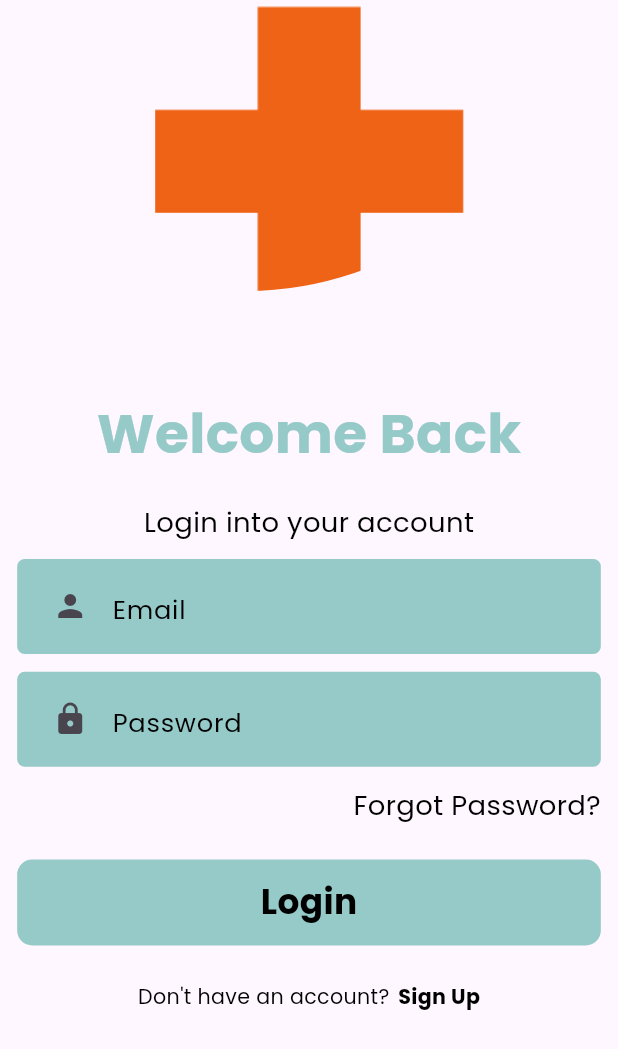
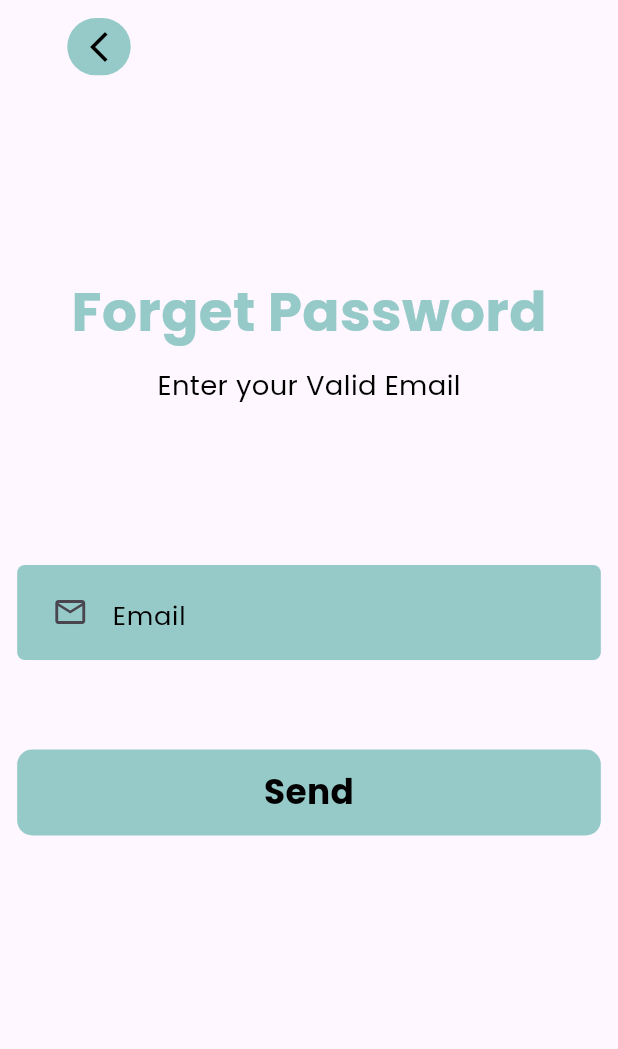
Before and after one commit to sadiqawan/qurbani_app, a Flutter app: the screen it shows after launch, after a tap on "Forgot Password?", on a phone screen of 412 x 824 dp. Shown: the top 1049 px of the screen. Run offline on Flutter 3.47's test engine with Material 3 defaults, Android fonts, the phone set to English and light mode, and no system bars; our stand-ins replace cloud_firestore, firebase_auth, firebase_core, flutter_screenutil, get, google_fonts and 2 more; missing offline and left inert: fade_out_particle; accounts and stored records are empty.

```diff
--- /dev/null
+++ b/lib/views/auth _view/forget_view/forget_password_view.dart
@@ -0,0 +1,92 @@
+import 'package:flutter/cupertino.dart';
+import 'package:flutter/material.dart';
+import 'package:flutter_screenutil/flutter_screenutil.dart';
+import 'package:get/get.dart';
+import 'package:get/get_state_manager/src/rx_flutter/rx_obx_widget.dart';
+
+import '../../../componants/custom_back_button.dart';
+import '../../../componants/custom_button.dart';
+import '../../../componants/custom_text_feild.dart';
+import '../../../const/constant_colors.dart';
+import '../../../const/contant_style.dart';
+import '../auth_controller.dart';
+
+
+class ForgetPasswordScreen extends StatelessWidget {
+  const ForgetPasswordScreen({super.key});
+
+  @override
+  Widget build(BuildContext context) {
+    AuthController authController = Get.put(AuthController());
+    return Scaffold(
+      body: SafeArea(
+        child: SingleChildScrollView(
+          child: SizedBox(
+            width: double.infinity,
+            child: Column(
+              crossAxisAlignment: CrossAxisAlignment.center,
+              children: [
+                const Padding(
+                  padding: EdgeInsets.only(right: 280),
+                  child: CustomBackButton(),
+                ),
+                SizedBox(height: 100.h),
+                Text('Forget Password', style: kHeading2B),
+                SizedBox(height: 8.h),
+                Text('Enter your Valid Email', style: kSmallTitle1),
+                SizedBox(height: 70.h),
+                Padding(
+                  padding:
+                  EdgeInsets.symmetric(horizontal: 10.w, vertical: 10.h),
+                  child: Column(
+                    children: [
+
+                      SizedBox(height: 10.h),
+                      CustomTextFeild(
+                        hint: 'Email',
+                        icon: Icons.email_outlined,
+                        controller: authController.forgetC,
+                      ),
+
+                      Padding(
+                          padding: EdgeInsets.only(top: 50.h),
+                          child: Obx(
+                                () => authController.isLoading.value
+                                ? Center(
+                                child: CircularProgressIndicator(
+                                  color: kPriemryColor,
+                                ))
+                                : CustomButton(
+                              title: 'Send',
+                              onTap: () {
+                                if(authController.forgetC.text.isEmpty){
+                                  Get.snackbar(
+                                    'Failed',
+                                    'Error: Enter valid Email',
+                                    snackPosition: SnackPosition.TOP,
+                                    backgroundColor: Colors.red.withOpacity(.3),
+                                  );
+                                }else{
+                                  authController.sendPasswordResetEmail();
+                                }
+
+
+                              },
+                            ),
+                          )),
+                      SizedBox(
+                        height: 20.h,
+                      ),
+
+
+                    ],
+                  ),
+                ),
+              ],
+            ),
+          ),
+        ),
+      ),
+    );
+  }
+}
--- a/lib/views/auth _view/login_view/login_view.dart
+++ b/lib/views/auth _view/login_view/login_view.dart
@@ -7,6 +7,7 @@ import '../../../componants/custom_text_feild.dart';
 import '../../../const/constant_colors.dart';
 import '../../../const/contant_style.dart';
 import '../auth_controller.dart';
+import '../forget_view/forget_password_view.dart';
 
 class LoginScreen extends StatelessWidget {
   const LoginScreen({super.key});
@@ -63,7 +64,7 @@ class LoginScreen extends StatelessWidget {
                       child: InkWell(
                         child: Text('Forgot Password?', style: kSmallTitle1),
                         onTap: () {
-                          // Get.to(() => const ForgetPasswordScreen());
+                          Get.to(() => const ForgetPasswordScreen());
                         },
                       ),
                     ),
```
Also changed, not shown: 2 other files.
